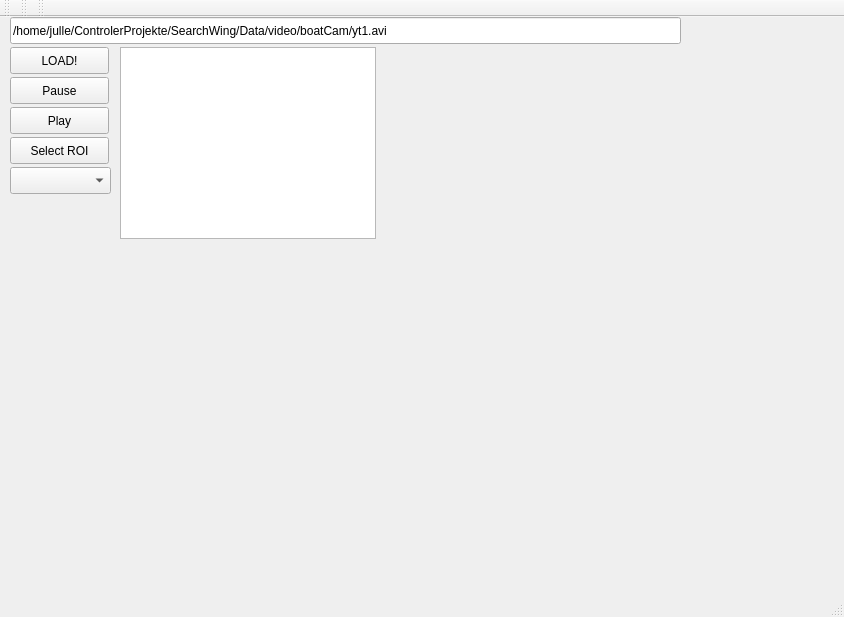
First picture: the form in mainwindow.ui, repository searchwingCV/boatCamViewer, before the edit.
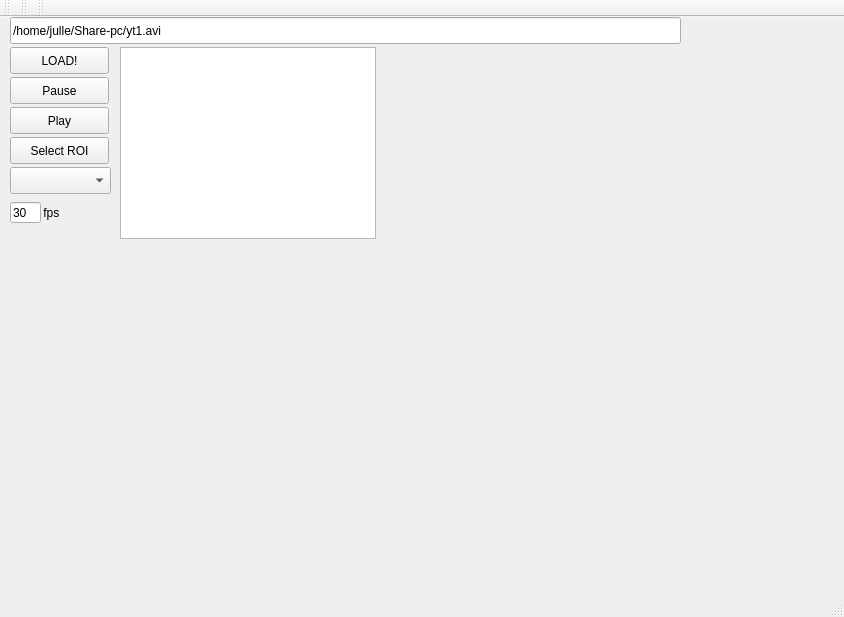
Second picture: the form after the edit. Custom widgets are drawn as their Qt base class.

The edit to the form file:
```diff
--- a/mainwindow.ui
+++ b/mainwindow.ui
@@ -37,7 +37,7 @@
      </rect>
     </property>
     <property name="text">
-     <string>/home/julle/ControlerProjekte/SearchWing/Data/video/boatCam/yt1.avi</string>
+     <string>/home/julle/Share-pc/yt1.avi</string>
     </property>
    </widget>
    <widget class="QPushButton" name="pauseButton">
@@ -112,6 +112,32 @@
      <string/>
     </property>
    </widget>
+   <widget class="QLabel" name="label">
+    <property name="geometry">
+     <rect>
+      <x>40</x>
+      <y>180</y>
+      <width>41</width>
+      <height>31</height>
+     </rect>
+    </property>
+    <property name="text">
+     <string> fps</string>
+    </property>
+   </widget>
+   <widget class="QLineEdit" name="framerate">
+    <property name="geometry">
+     <rect>
+      <x>10</x>
+      <y>185</y>
+      <width>31</width>
+      <height>21</height>
+     </rect>
+    </property>
+    <property name="text">
+     <string>30</string>
+    </property>
+   </widget>
   </widget>
   <widget class="QMenuBar" name="menuBar">
    <property name="geometry">
```
Left out of the diff: 2 changed lines with no effect on the pictures.
